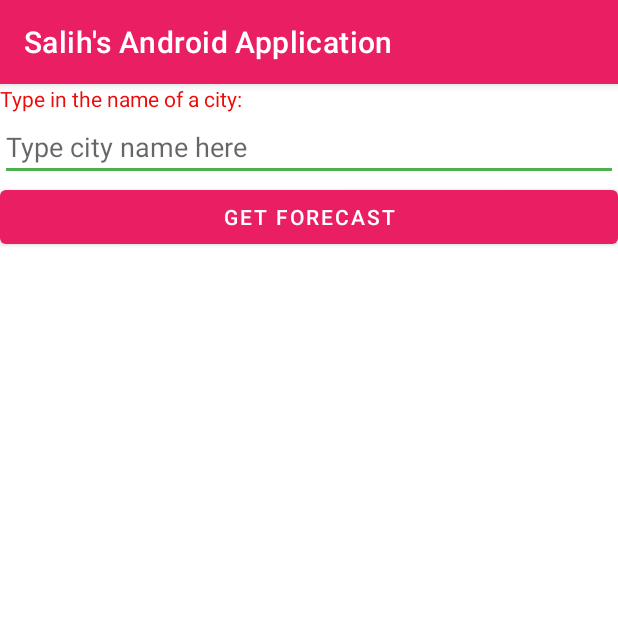
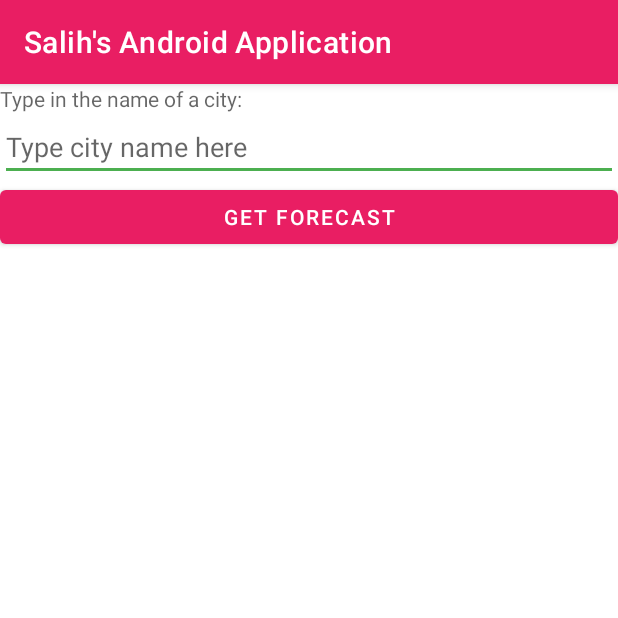
Before and after one commit to SalihEns/MyAndroidProjects, an Android app: the screen it shows after launch (MainActivity), on a phone screen of 412 x 824 dp, the top half of it. Run offline under Robolectric (Android 15) with nearby library versions, the phone set to English and light mode, and no system bars.

Commit message:
commit: saving work

```diff
--- a/app/src/main/res/layout/activity_main.xml
+++ b/app/src/main/res/layout/activity_main.xml
@@ -12,7 +12,7 @@
         android:id="@+id/textView"
         android:layout_width="match_parent"
         android:layout_height="wrap_content"
-        android:text="Type in the name of a city:"
+        android:hint="Type in the name of a city:"
         />
 
     <EditText
@@ -60,7 +60,7 @@
     <ImageView
         android:id="@+id/icon"
         android:layout_width="match_parent"
-        android:layout_height="61dp"
+        android:layout_height="200dp"
         android:visibility="invisible"/>
 
     <TextView
```
Also changed, not shown: app/src/main/java/algonquin/cst2335/ensa0001/MainActivity.java (+16 -28 lines).
